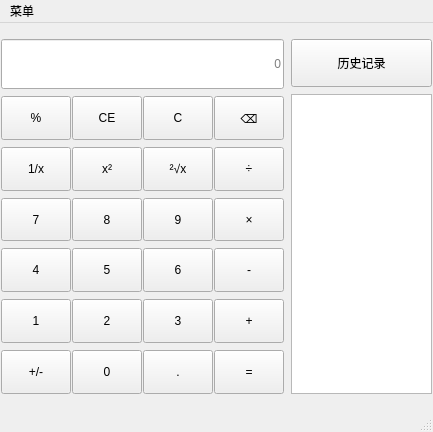
HarveyLoradom/Code, file Calculator/mainwindow.ui: the form before one commit.
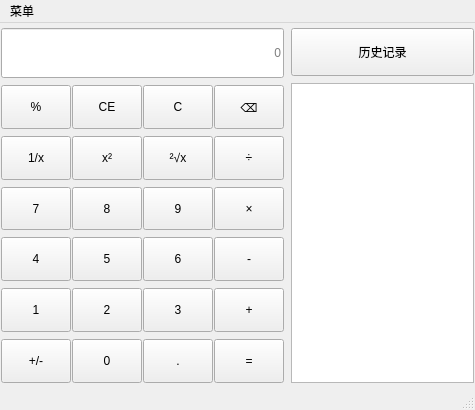
The form after the commit. Icons and pictures are not drawn.

```diff
--- a/Calculator/mainwindow.ui
+++ b/Calculator/mainwindow.ui
@@ -6,20 +6,26 @@
    <rect>
     <x>0</x>
     <y>0</y>
-    <width>433</width>
-    <height>432</height>
+    <width>475</width>
+    <height>410</height>
    </rect>
   </property>
   <property name="sizePolicy">
-   <sizepolicy hsizetype="Maximum" vsizetype="Maximum">
+   <sizepolicy hsizetype="Minimum" vsizetype="Minimum">
     <horstretch>0</horstretch>
     <verstretch>0</verstretch>
    </sizepolicy>
   </property>
+  <property name="minimumSize">
+   <size>
+    <width>475</width>
+    <height>410</height>
+   </size>
+  </property>
   <property name="maximumSize">
    <size>
-    <width>16777215</width>
-    <height>16777215</height>
+    <width>475</width>
+    <height>410</height>
    </size>
   </property>
   <property name="windowTitle">
@@ -804,7 +810,7 @@
     <rect>
      <x>0</x>
      <y>0</y>
-     <width>433</width>
+     <width>475</width>
      <height>25</height>
     </rect>
    </property>
```
